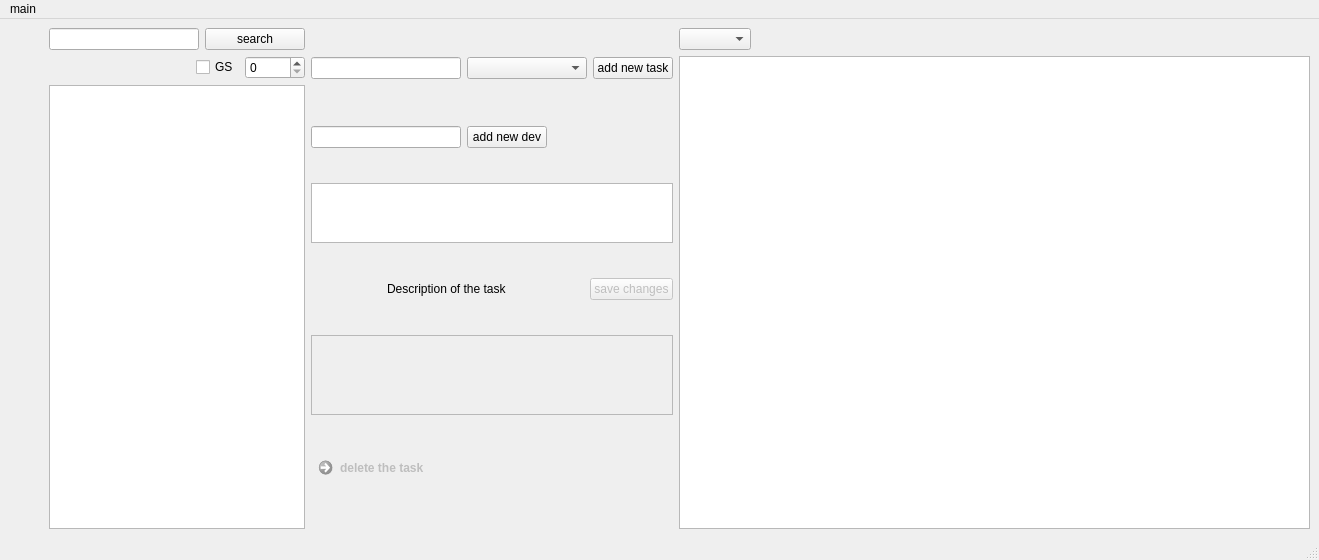
Above: gantt.ui from thedanzjl/gantt before the change. Below: the same form after it.
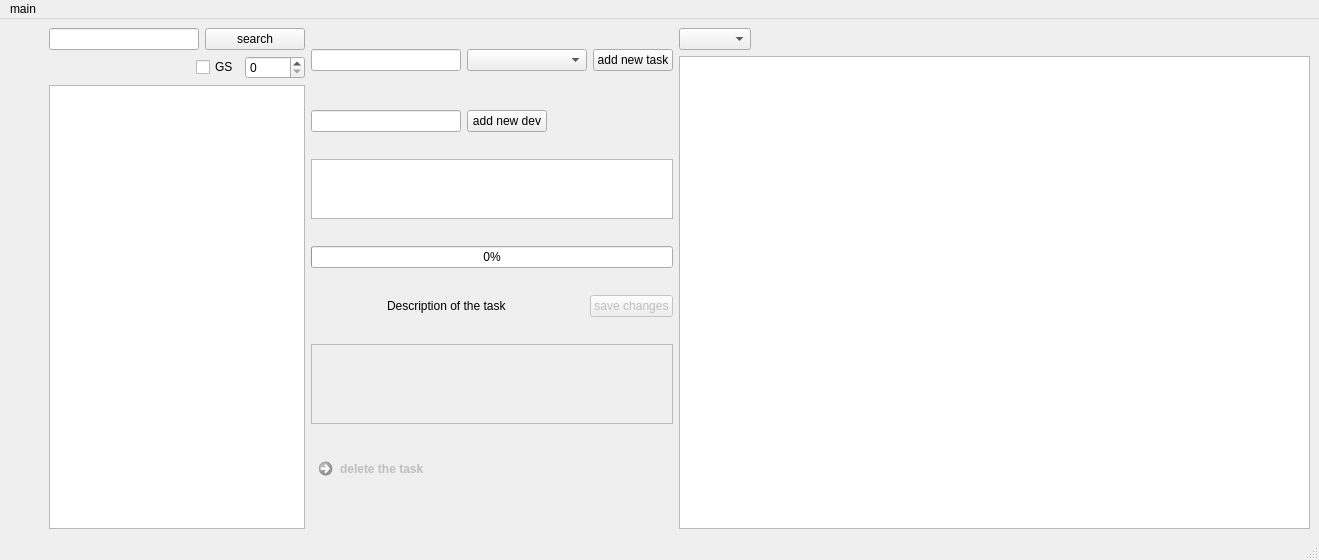
That is the form after the change. Icons and pictures are not drawn.

Commit message: return progress back and fixed adding tasks

```diff
--- a/gantt.ui
+++ b/gantt.ui
@@ -263,6 +263,13 @@
           </property>
          </widget>
         </item>
+        <item>
+         <widget class="QProgressBar" name="taskProgressBar">
+          <property name="value">
+           <number>0</number>
+          </property>
+         </widget>
+        </item>
         <item>
          <layout class="QHBoxLayout" name="horizontalLayout_3">
           <item>
```
The commit also changes 1 other file.
